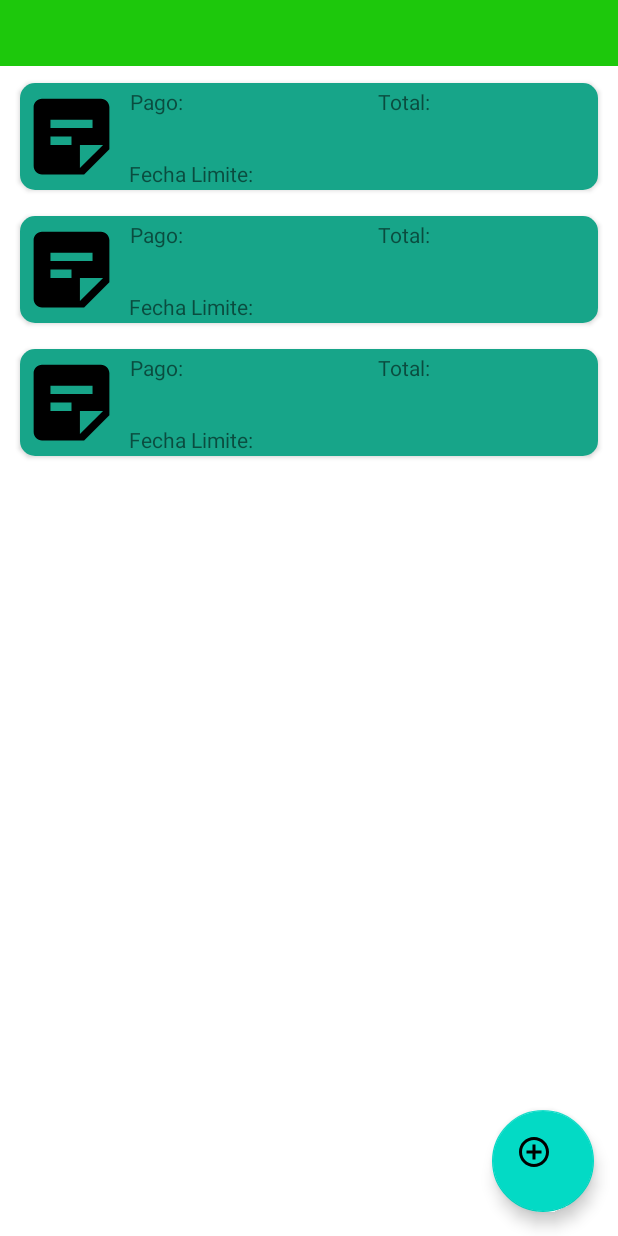
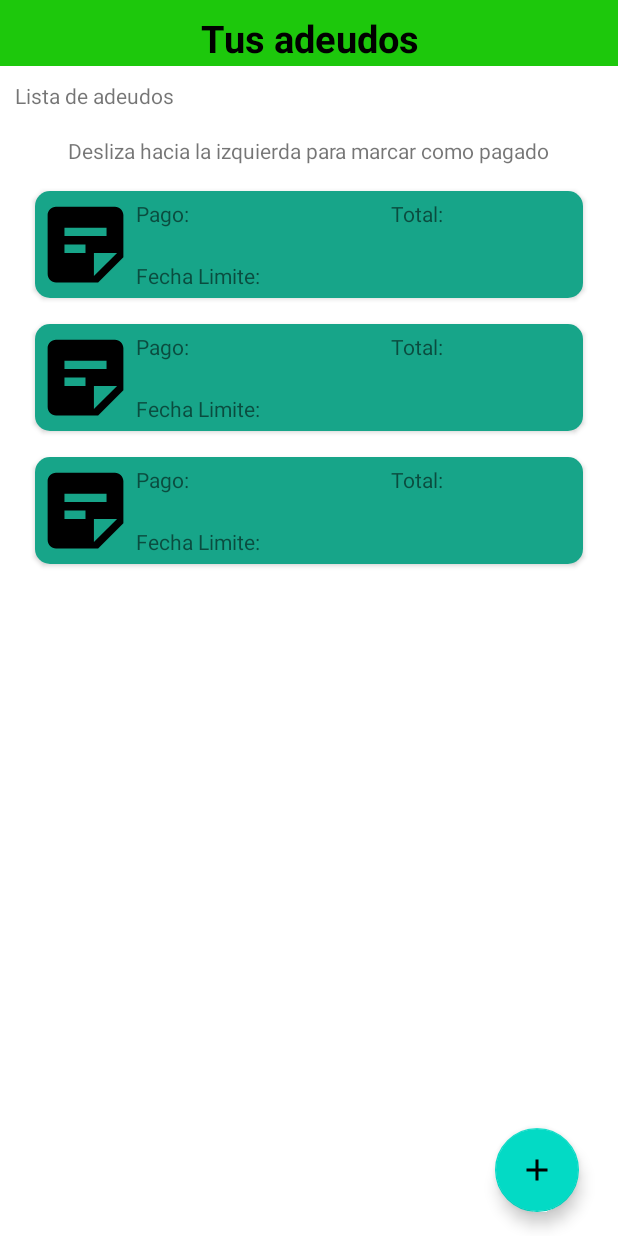
Before and after one commit to adaiirM/registrarGasto, an Android app: the layout fragment_adeudos.xml on its own in the app's theme, with its tools: preview values and no code run, on a phone screen of 412 x 824 dp. Run offline under Robolectric (Android 15) with nearby library versions, the phone set to English and light mode, and no system bars.

Commit message:
- Ajuste de posiciones de los elementos en el diseño - Modificación de los items para mostrar informacion.  - Strings creados  - Nuevo icono  -

```diff
--- a/app/src/main/java/com/example/registrargasto/adapter/AdapterListaGastos.java
+++ b/app/src/main/java/com/example/registrargasto/adapter/AdapterListaGastos.java
@@ -55,7 +55,7 @@ public class AdapterListaGastos extends RecyclerView.Adapter<AdapterListaGastos.
     @NonNull
     @Override
     public ViewHolderDatosHome onCreateViewHolder(@NonNull ViewGroup parent, int viewType) {
-        View view = LayoutInflater.from(parent.getContext()).inflate(R.layout.fragment_list_gastos,null,false);
+        View view = LayoutInflater.from(parent.getContext()).inflate(R.layout.item_list_gastos,null,false);
         return  new ViewHolderDatosHome(view);
     }
 
--- /dev/null
+++ b/app/src/main/res/drawable/ic_add.xml
@@ -0,0 +1,5 @@
+<vector android:height="24dp" android:tint="#000000"
+    android:viewportHeight="24" android:viewportWidth="24"
+    android:width="24dp" xmlns:android="http://schemas.android.com/apk/res/android">
+    <path android:fillColor="@android:color/white" android:pathData="M19,13h-6v6h-2v-6H5v-2h6V5h2v6h6v2z"/>
+</vector>
--- a/app/src/main/res/layout/fragment_adeudos.xml
+++ b/app/src/main/res/layout/fragment_adeudos.xml
@@ -23,56 +23,67 @@
                 android:id="@+id/txtHeader"
                 android:layout_width="match_parent"
                 android:layout_height="44dp"
-                android:layout_marginBottom="1dp"
                 android:background="#1DC80C"
                 android:padding="8dp"
+                android:textAlignment="center"
+                android:text="@string/tituloAdeudo"
                 android:textColor="@color/black"
                 android:textSize="25sp"
                 android:textStyle="bold"
                 app:layout_constraintBottom_toBottomOf="parent"
                 app:layout_constraintEnd_toEndOf="parent"
-                app:layout_constraintHorizontal_bias="0.0"
                 app:layout_constraintStart_toStartOf="parent"
-                app:layout_constraintTop_toTopOf="parent"
-                app:layout_constraintVertical_bias="0.005" />
+                app:layout_constraintTop_toTopOf="parent"/>
+
+            <TextView
+                android:layout_width="wrap_content"
+                android:layout_height="wrap_content"
+                android:text="@string/tituloAdeudos"
+                android:layout_margin="10dp"/>
+
+            <TextView
+                android:layout_width="wrap_content"
+                android:layout_height="wrap_content"
+                android:text="@string/descripcionAdeudo"
+                android:layout_gravity="center"
+                android:layout_margin="7dp"/>
 
             <androidx.constraintlayout.widget.ConstraintLayout
                 android:id="@+id/linearLayoutcontenidoAdeudo"
                 android:layout_width="match_parent"
                 android:layout_height="match_parent"
+                android:layout_marginStart="10dp"
+                android:layout_marginEnd="10dp"
                 android:orientation="vertical"
                 app:layout_constraintBottom_toBottomOf="parent"
                 app:layout_constraintEnd_toEndOf="parent"
-                app:layout_constraintHorizontal_bias="0.0"
                 app:layout_constraintStart_toStartOf="parent"
-                app:layout_constraintTop_toBottomOf="@+id/txtHeader"
-                app:layout_constraintVertical_bias="1.0">
-                   <androidx.recyclerview.widget.RecyclerView
-                       android:id="@+id/rviewGastos"
-                       android:layout_width="match_parent"
-                       android:layout_height="match_parent"
-                       app:layout_constraintBottom_toBottomOf="parent"
-                       app:layout_constraintEnd_toEndOf="parent"
-                       app:layout_constraintHorizontal_bias="0.619"
-                       app:layout_constraintStart_toStartOf="parent"
-                       app:layout_constraintTop_toTopOf="parent"
-                       app:layout_constraintVertical_bias="0.117"
-                       tools:listitem="@layout/item_list_adeudos"
-                       android:scrollbars="vertical"/>
+                app:layout_constraintTop_toBottomOf="@+id/txtHeader">
 
+
+                <androidx.recyclerview.widget.RecyclerView
+                    android:id="@+id/rviewGastos"
+                    android:layout_width="match_parent"
+                    android:layout_height="match_parent"
+                    android:scrollbars="vertical"
+                    app:layout_constraintBottom_toBottomOf="parent"
+                    app:layout_constraintEnd_toEndOf="parent"
+                    app:layout_constraintHorizontal_bias="0.0"
+                    app:layout_constraintStart_toStartOf="parent"
+                    app:layout_constraintTop_toTopOf="parent"
+                    app:layout_constraintVertical_bias="0.0"
+                    tools:listitem="@layout/item_list_adeudos" />
 
                 <com.google.android.material.floatingactionbutton.FloatingActionButton
                     android:id="@+id/botAgregarAdeudo"
-                    android:layout_width="136dp"
-                    android:layout_height="68dp"
+                    android:layout_width="wrap_content"
+                    android:layout_height="wrap_content"
                     android:layout_marginEnd="16dp"
                     android:layout_marginBottom="16dp"
                     app:layout_constraintBottom_toBottomOf="parent"
                     app:layout_constraintEnd_toEndOf="parent"
-                    app:srcCompat="@drawable/ic_baseline_control_point_24"
-
-
-                    />
+                    app:srcCompat="@drawable/ic_add"
+                    tools:ignore="ContentDescription"/>
             </androidx.constraintlayout.widget.ConstraintLayout>
         </LinearLayout>
 
--- a/app/src/main/res/layout/item_list_adeudos.xml
+++ b/app/src/main/res/layout/item_list_adeudos.xml
@@ -30,8 +30,7 @@
             android:id="@+id/constraintLayout"
             android:layout_width="match_parent"
             android:layout_height="wrap_content"
-            android:background="#17A589"
-            >
+            android:background="#17A589">
 
             <ImageView
                 android:id="@+id/imageView2"
@@ -39,77 +38,61 @@
                 android:layout_height="71dp"
                 android:src="@drawable/ic_baseline_sticky_note_2_24"
                 app:layout_constraintBottom_toBottomOf="parent"
-                app:layout_constraintEnd_toEndOf="parent"
-                app:layout_constraintHorizontal_bias="0.002"
                 app:layout_constraintStart_toStartOf="parent"
-                app:layout_constraintTop_toTopOf="parent" />
+                app:layout_constraintTop_toTopOf="parent"
+                tools:ignore="ContentDescription" />
 
             <TextView
                 android:id="@+id/textNombrePago"
                 android:layout_width="wrap_content"
                 android:layout_height="wrap_content"
-                android:text="Pago: "
-                app:layout_constraintBottom_toBottomOf="parent"
-                app:layout_constraintEnd_toEndOf="parent"
-                app:layout_constraintHorizontal_bias="0.212"
-                app:layout_constraintStart_toStartOf="parent"
-                app:layout_constraintTop_toTopOf="parent"
-                app:layout_constraintVertical_bias="0.048" />
+                android:layout_marginTop="5dp"
+                android:text="@string/pagoCardView"
+                app:layout_constraintStart_toEndOf="@+id/imageView2"
+                app:layout_constraintTop_toTopOf="parent" />
 
             <TextView
                 android:id="@+id/textMostarNombrePagoAd"
                 android:layout_width="wrap_content"
                 android:layout_height="wrap_content"
-                app:layout_constraintBottom_toBottomOf="parent"
-                app:layout_constraintEnd_toEndOf="parent"
-                app:layout_constraintHorizontal_bias="0.044"
+                android:layout_marginTop="5dp"
                 app:layout_constraintStart_toEndOf="@+id/textNombrePago"
-                app:layout_constraintTop_toTopOf="parent"
-                app:layout_constraintVertical_bias="0.048" />
+                app:layout_constraintTop_toTopOf="parent" />
 
             <TextView
                 android:id="@+id/textTotal"
                 android:layout_width="wrap_content"
                 android:layout_height="wrap_content"
-                android:text="Total: "
-                app:layout_constraintBottom_toBottomOf="parent"
-                app:layout_constraintEnd_toEndOf="parent"
-                app:layout_constraintHorizontal_bias="0.688"
-                app:layout_constraintStart_toStartOf="parent"
-                app:layout_constraintTop_toTopOf="parent"
-                app:layout_constraintVertical_bias="0.048" />
+                android:layout_marginStart="170dp"
+                android:layout_marginTop="5dp"
+                android:text="@string/totalCardView"
+                app:layout_constraintStart_toEndOf="@+id/imageView2"
+                app:layout_constraintTop_toTopOf="parent" />
 
             <TextView
                 android:id="@+id/mostrarTotalAd"
                 android:layout_width="wrap_content"
                 android:layout_height="wrap_content"
-                app:layout_constraintBottom_toBottomOf="parent"
+                android:layout_marginTop="5dp"
                 app:layout_constraintStart_toEndOf="@+id/textTotal"
-                app:layout_constraintTop_toTopOf="parent"
-                app:layout_constraintVertical_bias="0.048" />
+                app:layout_constraintTop_toTopOf="parent" />
 
             <TextView
                 android:id="@+id/textFechaLimite"
                 android:layout_width="wrap_content"
                 android:layout_height="wrap_content"
-                android:text="Fecha Limite: "
+                android:layout_marginBottom="5dp"
+                android:text="@string/fechaCardView"
                 app:layout_constraintBottom_toBottomOf="parent"
-                app:layout_constraintEnd_toEndOf="parent"
-                app:layout_constraintHorizontal_bias="0.243"
-                app:layout_constraintStart_toStartOf="parent"
-                app:layout_constraintTop_toTopOf="parent"
-                app:layout_constraintVertical_bias="0.975" />
+                app:layout_constraintStart_toEndOf="@+id/imageView2" />
 
             <TextView
                 android:id="@+id/textmostarFechaLimiteAd"
                 android:layout_width="wrap_content"
                 android:layout_height="wrap_content"
+                android:layout_marginBottom="5dp"
                 app:layout_constraintBottom_toBottomOf="parent"
-                app:layout_constraintEnd_toEndOf="parent"
-                app:layout_constraintHorizontal_bias="0.065"
-                app:layout_constraintStart_toEndOf="@+id/textFechaLimite"
-                app:layout_constraintTop_toTopOf="parent"
-                app:layout_constraintVertical_bias="0.975" />
+                app:layout_constraintStart_toEndOf="@+id/textFechaLimite" />
         </androidx.constraintlayout.widget.ConstraintLayout>
     </androidx.cardview.widget.CardView>
 
--- a/app/src/main/res/layout/fragment_list_gastos.xml
+++ b/app/src/main/res/layout/item_list_gastos.xml
@@ -49,7 +49,8 @@
                 app:layout_constraintStart_toStartOf="parent"
                 app:layout_constraintTop_toTopOf="parent"
                 app:layout_constraintVertical_bias="0.6"
-                android:src="@drawable/ic_baseline_sticky_note_2_24"/>
+                android:src="@drawable/ic_baseline_sticky_note_2_24"
+                tools:ignore="ContentDescription" />
 
             <TextView
                 android:id="@+id/mosFecha"
--- a/app/src/main/res/values/strings.xml
+++ b/app/src/main/res/values/strings.xml
@@ -2,4 +2,20 @@
     <string name="app_name">registrarGasto</string>
     <!-- TODO: Remove or change this placeholder text -->
     <string name="hello_blank_fragment">Hello blank fragment</string>
+    <string name="tituloAdeudos">Lista de adeudos</string>
+    <string name="descripcionAdeudo">Desliza hacia la izquierda para marcar como pagado</string>
+    <string name="tituloAdeudo">Tus adeudos</string>
+    <string name="tituloGastos">Tus gastos</string>
+    <string name="pagoCardView">Pago:</string>
+    <string name="fechaCardView">Fecha Limite:</string>
+    <string name="totalCardView">Total:</string>
+    <string name="listaGastos">Lista de gastos</string>
+    <string name="nombreAdeudo">Nombre del adeudo</string>
+    <string name="precio">Precio</string>
+    <string name="cantidad">Cantidad</string>
+    <string name="total">Total</string>
+    <string name="lugarPago">Lugar de pago</string>
+    <string name="fechaLimite">Fecha limite del adeudo</string>
+    <string name="cancelar">Cancelar</string>
+    <string name="guardar">Guardar</string>
 </resources>
```
Also changed, not shown: app/src/main/res/layout/activity_adeudo.xml (+14 -15 lines), app/src/main/res/layout/fragment_gastos.xml (+17 -20 lines), app/src/main/res/layout/fragment_inicio.xml (+15 -23 lines).
